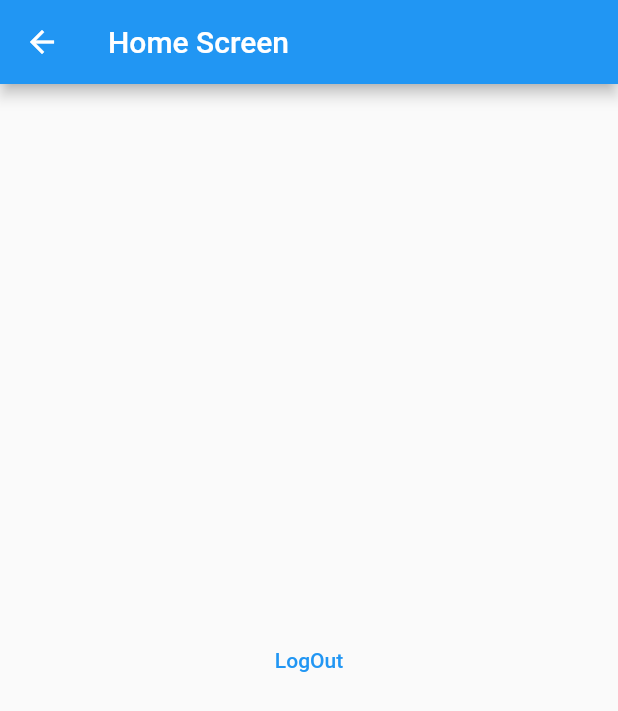
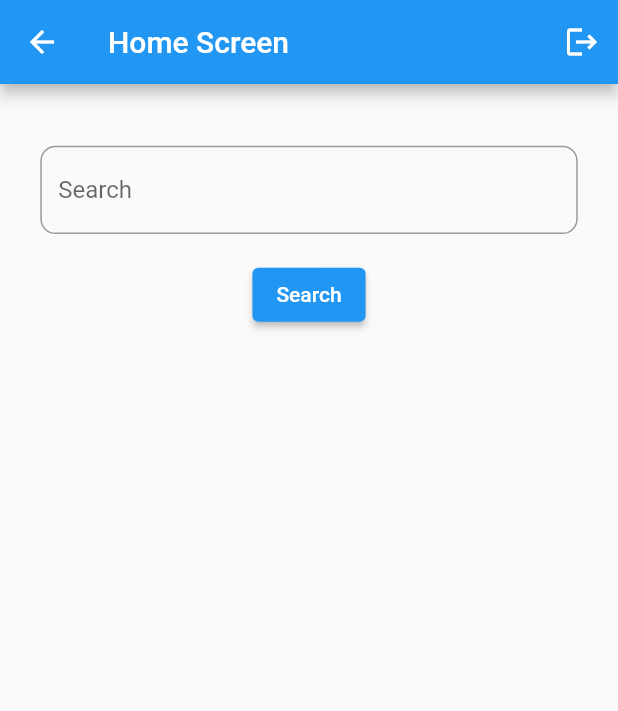
Before and after one commit to Bhagyesh1710/Flutter_ChatApp_FireBase, a Flutter app: the HomeScreen screen opened directly, on a phone screen of 412 x 824 dp. Shown: the top 711 px of the screen. Run offline on Flutter 3.47's test engine with Material 2 defaults, Android fonts, the phone set to English and light mode, and no system bars; our stand-ins replace cloud_firestore, firebase_auth, firebase_core; accounts and stored records are empty.

Commit message:
Search Screen For Finding user with email completed

```diff
--- a/lib/Authenticate.dart
+++ b/lib/Authenticat/Authenticate.dart
@@ -1,7 +1,7 @@
 import 'package:firebase_auth/firebase_auth.dart';
 import 'package:flutter/material.dart';
-import 'package:flutter_chatapp/home_screen.dart';
-import 'package:flutter_chatapp/login_screen.dart';
+import 'package:flutter_chatapp/screens/home_screen.dart';
+import 'package:flutter_chatapp/Authenticat/login_screen.dart';
 
 class Authenticate extends StatelessWidget {
   final FirebaseAuth _auth = FirebaseAuth.instance;
--- a/lib/CreateAccount.dart
+++ b/lib/Authenticat/CreateAccount.dart
@@ -1,6 +1,6 @@
 import 'package:flutter/material.dart';
-import 'package:flutter_chatapp/Methods.dart';
-import 'package:flutter_chatapp/home_screen.dart';
+import 'package:flutter_chatapp/Authenticat/Methods.dart';
+import 'package:flutter_chatapp/screens/home_screen.dart';
 
 class CreateAccount extends StatefulWidget {
   const CreateAccount({Key? key}) : super(key: key);
--- a/lib/login_screen.dart
+++ b/lib/Authenticat/login_screen.dart
@@ -1,7 +1,7 @@
 import 'package:flutter/material.dart';
-import 'package:flutter_chatapp/CreateAccount.dart';
-import 'package:flutter_chatapp/Methods.dart';
-import 'package:flutter_chatapp/home_screen.dart';
+import 'package:flutter_chatapp/Authenticat/CreateAccount.dart';
+import 'package:flutter_chatapp/Authenticat/Methods.dart';
+import 'package:flutter_chatapp/screens/home_screen.dart';
 
 class LoginScreen extends StatefulWidget {
   const LoginScreen({Key? key}) : super(key: key);
--- a/lib/home_screen.dart
+++ /dev/null
@@ -1,25 +0,0 @@
-import 'package:flutter/material.dart';
-import 'package:flutter_chatapp/Methods.dart';
-class HomeScreen extends StatefulWidget {
-  const HomeScreen({Key? key}) : super(key: key);
-
-  @override
-  _HomeScreenState createState() => _HomeScreenState();
-}
-
-class _HomeScreenState extends State<HomeScreen> {
-  @override
-  Widget build(BuildContext context) {
-    return Scaffold(
-      appBar: AppBar(
-        title: Text("Home Screen"),
-      ),
-      body: Center(
-        child: TextButton(
-          onPressed: () => logOut(context),
-          child: Text("LogOut"),
-        ),
-      ),
-    );
-  }
-}
--- a/lib/main.dart
+++ b/lib/main.dart
@@ -1,7 +1,7 @@
 import 'package:firebase_core/firebase_core.dart';
 import 'package:flutter/material.dart';
-import 'package:flutter_chatapp/Authenticate.dart';
-import 'package:flutter_chatapp/login_screen.dart';
+import 'package:flutter_chatapp/Authenticat/Authenticate.dart';
+import 'package:flutter_chatapp/Authenticat/login_screen.dart';
 
 void main() async {
   WidgetsFlutterBinding.ensureInitialized();
--- /dev/null
+++ b/lib/screens/home_screen.dart
@@ -0,0 +1,118 @@
+import 'package:cloud_firestore/cloud_firestore.dart';
+import 'package:firebase_auth/firebase_auth.dart';
+import 'package:flutter/material.dart';
+import 'package:flutter_chatapp/Authenticat/Methods.dart';
+
+class HomeScreen extends StatefulWidget {
+  const HomeScreen({Key? key}) : super(key: key);
+
+  @override
+  _HomeScreenState createState() => _HomeScreenState();
+}
+
+class _HomeScreenState extends State<HomeScreen> {
+  Map<String, dynamic>? userMap;
+  bool isLoading = false;
+  final TextEditingController _search = TextEditingController();
+  final FirebaseAuth _auth = FirebaseAuth.instance;
+  final FirebaseFirestore _firestore = FirebaseFirestore.instance;
+
+  void onSearch() async {
+    FirebaseFirestore _firestore = FirebaseFirestore.instance;
+
+    setState(() {
+      isLoading = true;
+    });
+
+    await _firestore
+        .collection('users')
+        .where("email", isEqualTo: _search.text)
+        .get()
+        .then((value) {
+      setState(() {
+        userMap = value.docs[0].data();
+        isLoading = false;
+      });
+      print(userMap);
+    });
+  }
+
+  @override
+  Widget build(BuildContext context) {
+    final size = MediaQuery.of(context).size;
+    return Scaffold(
+      appBar: AppBar(
+        title: Text("Home Screen"),
+        actions: [
+          IconButton(icon: Icon(Icons.logout), onPressed: () => logOut(context))
+        ],
+      ),
+      body: isLoading
+          ? Center(
+              child: Container(
+                height: size.height / 20,
+                width: size.height / 20,
+                child: CircularProgressIndicator(),
+              ),
+            )
+          : Column(
+              children: [
+                SizedBox(
+                  height: size.height / 20,
+                ),
+                Container(
+                  height: size.height / 14,
+                  width: size.width,
+                  alignment: Alignment.center,
+                  child: Container(
+                    height: size.height / 14,
+                    width: size.width / 1.15,
+                    child: TextField(
+                      controller: _search,
+                      decoration: InputDecoration(
+                        hintText: "Search",
+                        border: OutlineInputBorder(
+                          borderRadius: BorderRadius.circular(10),
+                        ),
+                      ),
+                    ),
+                  ),
+                ),
+                SizedBox(
+                  height: size.height / 50,
+                ),
+                ElevatedButton(
+                  onPressed: onSearch,
+                  child: Text("Search"),
+                ),
+                SizedBox(
+                  height: size.height / 30,
+                ),
+
+                userMap != null ? ListTile(
+                  onTap: (){},
+                  leading: Icon(Icons.account_box, color: Colors.black),
+                  title: Text(
+                    userMap!['name'],
+                    style: TextStyle(
+                      color: Colors.black,
+                      fontSize: 17,
+                      fontWeight: FontWeight.w500,
+                    ),
+                  ),
+                  subtitle: Text(userMap!['email']),
+                  trailing: Icon(Icons.chat, color: Colors.black),
+
+                ) : Container(),
+              ],
+            ),
+      // body: Center(
+      //   child: TextButton(
+      //     onPressed: () => logOut(context),
+      //     child: Text("LogOut"),
+      //   ),
+      // ),
+    );
+  }
+
+}
--- a/pubspec.yaml
+++ b/pubspec.yaml
@@ -36,6 +36,7 @@ dependencies:
   cupertino_icons: ^1.0.2
   firebase_auth: ^3.3.7
   firebase_core: ^1.12.0
+  cloud_firestore: ^3.1.8
 
 dev_dependencies:
   flutter_test:
```
Also changed, not shown: lib/Authenticat/Methods.dart (renamed from lib/Methods.dart, +20 -12 lines), pubspec.lock, 1 other file.
